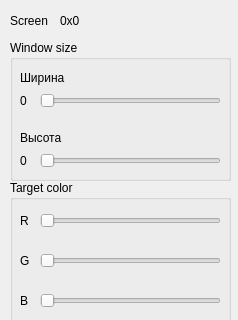
First picture: the form in Loader/Loader.ui, repository Unchpokable/HeadShot, before the edit; both pictures show x 0 to 238 and y 0 to 320 of the 238 by 531 pixel window.
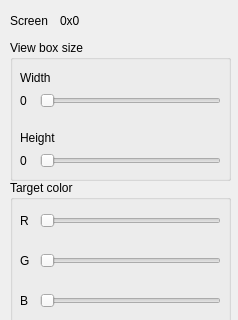
Second picture: the form after the edit.

The edit to the form file:
```diff
--- a/Loader/Loader.ui
+++ b/Loader/Loader.ui
@@ -30,7 +30,7 @@
      </rect>
     </property>
     <property name="title">
-     <string>Window size</string>
+     <string>View box size</string>
     </property>
     <widget class="QSlider" name="widthSlider">
      <property name="geometry">
@@ -77,7 +77,7 @@
       </rect>
      </property>
      <property name="text">
-      <string>Ширина</string>
+      <string>Width</string>
      </property>
     </widget>
     <widget class="QLabel" name="label_2">
@@ -90,7 +90,7 @@
       </rect>
      </property>
      <property name="text">
-      <string>Высота</string>
+      <string>Height</string>
      </property>
     </widget>
     <widget class="QLabel" name="widLabel">
```
Left out of the diff: 15 changed lines with no effect on the pictures.
